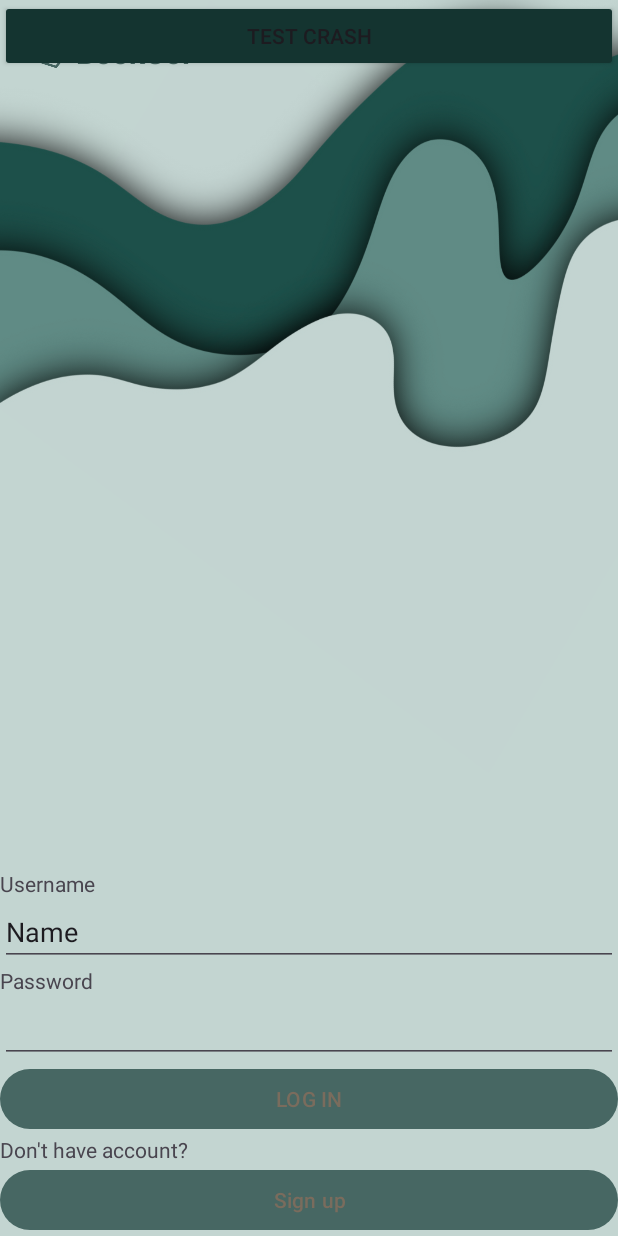
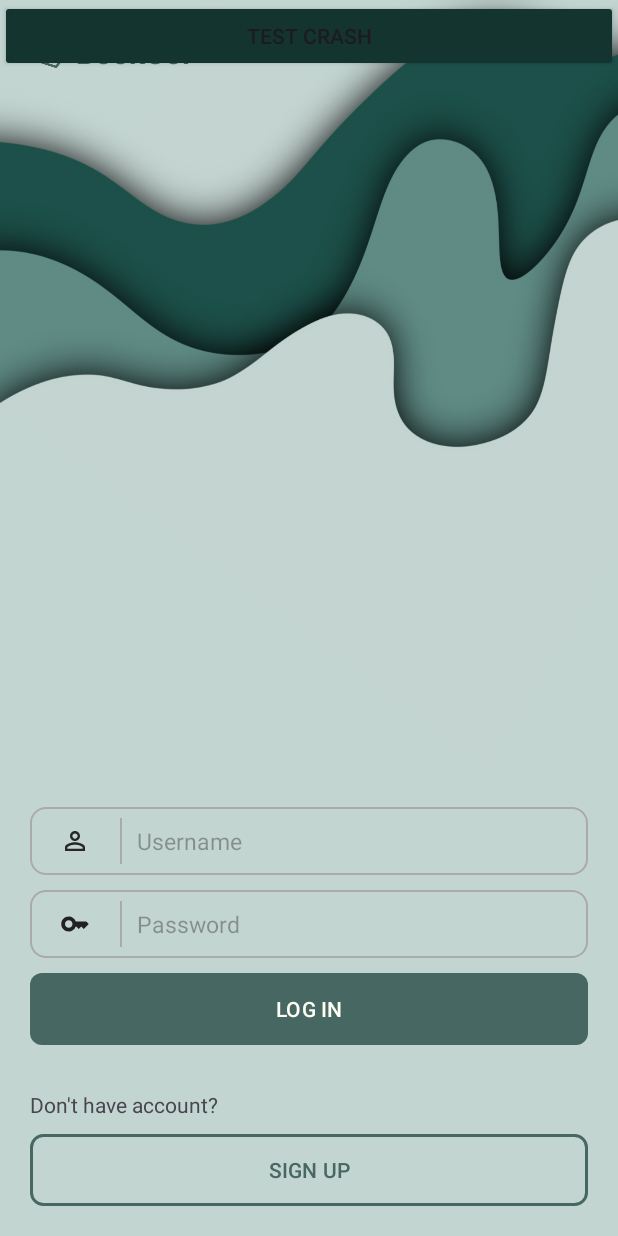
Before and after one commit to axvolkzki/MOBDEVE-MCO, an Android app: the screen it shows after launch (MainActivity), after a tap on "LOG IN", on a phone screen of 412 x 824 dp. Run offline under Robolectric (Android 15) with nearby library versions, the phone set to English and light mode, and no system bars; 1 statement that could not run was skipped.

Commit message:
Finished with the Login and Signup (Signup has still missing infos and button)

```diff
--- a/app/src/main/res/layout/fragment_login.xml
+++ b/app/src/main/res/layout/fragment_login.xml
@@ -13,52 +13,104 @@
         android:layout_width="match_parent"
         android:layout_height="match_parent"
         android:gravity="bottom"
-        android:orientation="vertical">
+        android:orientation="vertical"
+        android:padding="20dp">
 
-        <TextView
-            android:id="@+id/txvLoginUsername"
+        <LinearLayout
+            android:id="@+id/editTextUsernameLayout"
             android:layout_width="match_parent"
-            android:layout_height="wrap_content"
-            android:text="Username" />
+            android:layout_height="45dp"
+            android:background="@drawable/rounded_border"
+            android:gravity="center"
+            android:layout_marginTop="10dp">
+
+            <ImageView
+                android:layout_width="20sp"
+                android:layout_height="20sp"
+                android:layout_margin="20dp"
+                android:background="@drawable/ic_baseline_person_outline_24" />
+
+            <View
+                android:layout_width="1dp"
+                android:layout_height="match_parent"
+                android:background="@android:color/darker_gray"
+                android:layout_marginTop="7dp"
+                android:layout_marginBottom="7dp" />
+
 
             <EditText
                 android:id="@+id/etLoginUsername"
                 android:layout_width="match_parent"
                 android:layout_height="wrap_content"
-            android:ems="10"
+                android:layout_margin="10dp"
+                android:gravity="center_vertical"
+                android:layout_marginBottom="16dp"
+                android:textSize="15sp"
+                android:hint="Username"
                 android:inputType="text"
-            android:text="Name" />
+                android:background="@null" />
+        </LinearLayout>
 
-        <TextView
-            android:id="@+id/txvLoginPassword"
+
+        <LinearLayout
+            android:id="@+id/editTextPasswordLayout"
             android:layout_width="match_parent"
-            android:layout_height="wrap_content"
-            android:text="Password" />
+            android:layout_height="45dp"
+            android:background="@drawable/rounded_border"
+            android:gravity="center"
+            android:layout_marginTop="10dp"
+            android:layout_marginBottom="10dp">
+
+            <ImageView
+                android:layout_width="20sp"
+                android:layout_height="20sp"
+                android:layout_margin="20dp"
+                android:background="@drawable/ic_baseline_key_24" />
+
+            <View
+                android:layout_width="1dp"
+                android:layout_height="match_parent"
+                android:background="@android:color/darker_gray"
+                android:layout_marginTop="7dp"
+                android:layout_marginBottom="7dp" />
+
 
             <EditText
                 android:id="@+id/etLoginPassword"
                 android:layout_width="match_parent"
                 android:layout_height="wrap_content"
-            android:ems="10"
-            android:inputType="textPassword" />
+                android:layout_margin="10dp"
+                android:gravity="center_vertical"
+                android:layout_marginBottom="16dp"
+                android:textSize="15sp"
+                android:hint="Password"
+                android:inputType="textPassword"
+                android:background="@null" />
+        </LinearLayout>
 
         <Button
             android:id="@+id/btnLoginSubmit"
             android:layout_width="match_parent"
             android:layout_height="wrap_content"
-            android:text="LOG IN" />
+            android:text="LOG IN"
+            android:textColor="@color/lightBackground"
+            android:background="@drawable/bg_btn_login" />
 
         <TextView
             android:id="@+id/txvLoginHaveAcc"
             android:layout_width="match_parent"
             android:layout_height="wrap_content"
+            android:layout_marginTop="30dp"
+            android:layout_marginBottom="10dp"
             android:text="Don't have account?" />
 
         <Button
             android:id="@+id/btnLoginToSignUp"
             android:layout_width="match_parent"
             android:layout_height="wrap_content"
-            android:text="Sign up" />
+            android:text="SIGN UP"
+            android:textColor="@color/lightPrimary"
+            android:background="@drawable/bg_btn_signup" />
 
     </LinearLayout>
 
```
Also changed, not shown: app/src/main/res/layout/fragment_signup.xml (+36 -13 lines). Lines whose indentation alone changed are shown as unchanged.
